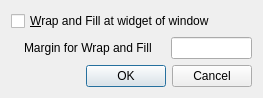
First picture: the form in source/ui/DialogWrapMargin.ui, repository eteran/nedit-ng, before the edit.
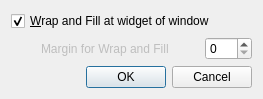
Second picture: the form after the edit.

```diff
--- a/source/ui/DialogWrapMargin.ui
+++ b/source/ui/DialogWrapMargin.ui
@@ -21,6 +21,9 @@
        <property name="text">
         <string>&amp;Wrap and Fill at widget of window</string>
        </property>
+       <property name="checked">
+        <bool>true</bool>
+       </property>
       </widget>
      </item>
      <item>
@@ -55,6 +58,9 @@
      </item>
      <item>
       <widget class="QLabel" name="label">
+       <property name="enabled">
+        <bool>false</bool>
+       </property>
        <property name="text">
         <string>Margin for Wrap and Fill</string>
        </property>
@@ -74,7 +80,11 @@
       </spacer>
      </item>
      <item>
-      <widget class="QLineEdit" name="lineEdit"/>
+      <widget class="QSpinBox" name="spinWrapAndFill">
+       <property name="maximum">
+        <number>999</number>
+       </property>
+      </widget>
      </item>
     </layout>
    </item>
```
Left out of the diff: 26 changed lines with no effect on the pictures.
